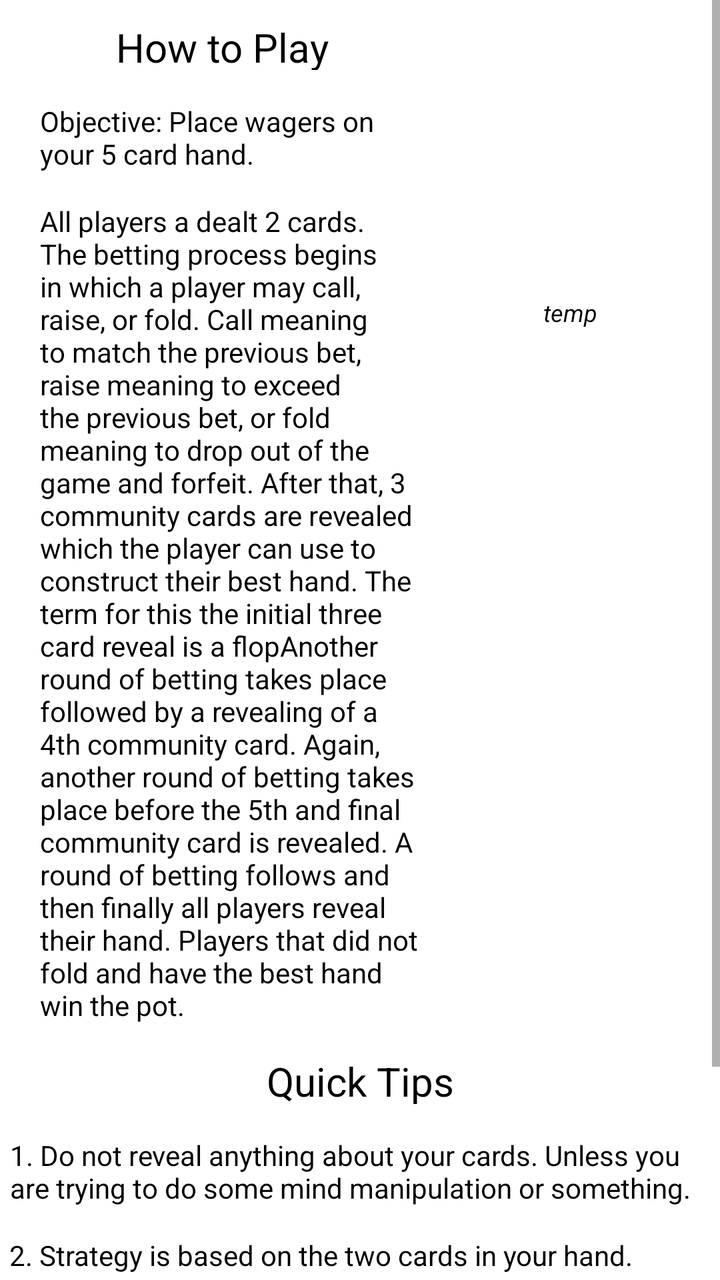
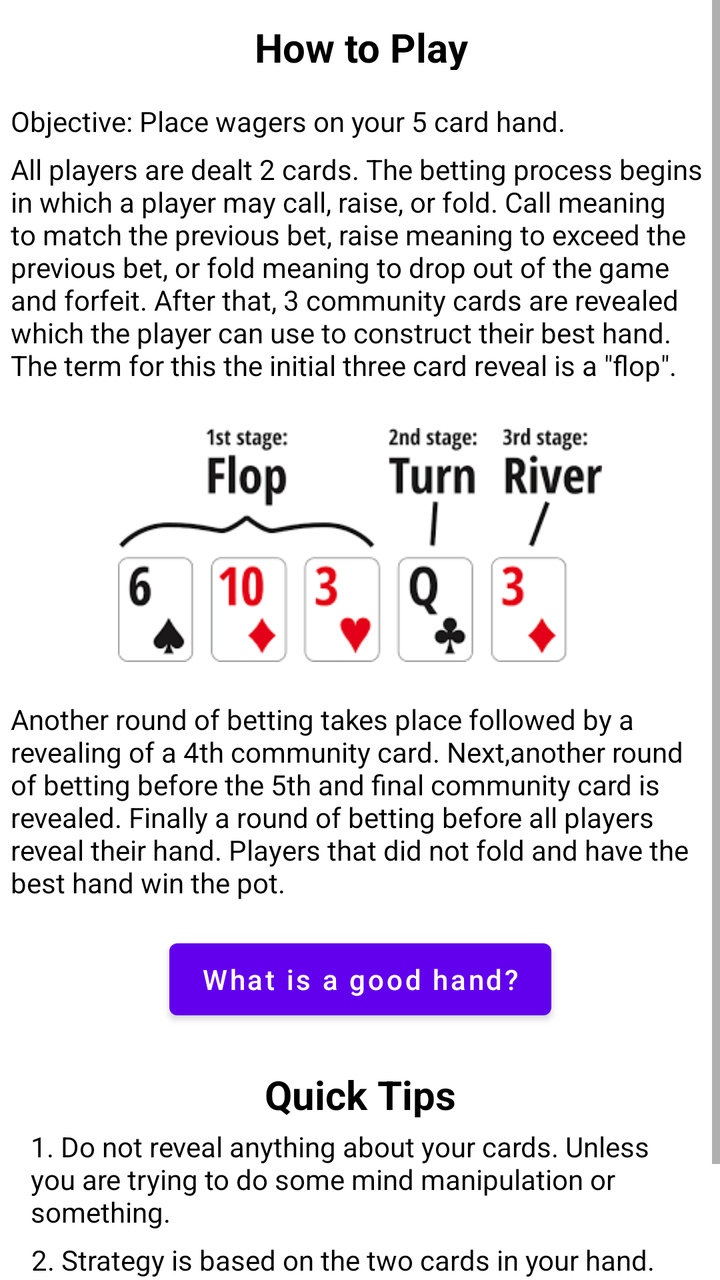

Before-and-after screenshots of an Android layout around one commit, followed by the original layout XML and the change that was made.
<!-- AndroidManifest.xml: application theme Theme.GamblingBadger -->
<!-- res/layout/fragment_t_x_tip.xml -->
<?xml version="1.0" encoding="utf-8"?>
<androidx.constraintlayout.widget.ConstraintLayout xmlns:android="http://schemas.android.com/apk/res/android"
    xmlns:app="http://schemas.android.com/apk/res-auto"
    xmlns:tools="http://schemas.android.com/tools"
    android:layout_width="match_parent"
    android:layout_height="match_parent"
    tools:context=".tips.TXTipFrag" >

    <ScrollView
        android:layout_width="match_parent"
        android:layout_height="wrap_content"
        app:layout_constraintBottom_toBottomOf="parent"
        app:layout_constraintEnd_toEndOf="parent"
        app:layout_constraintHorizontal_bias="0.5"
        app:layout_constraintStart_toStartOf="parent"
        app:layout_constraintTop_toTopOf="parent"
        app:layout_constraintVertical_bias="0.5">

        <androidx.constraintlayout.widget.ConstraintLayout
            android:layout_width="match_parent"
            android:layout_height="wrap_content"
            app:layout_constraintBottom_toBottomOf="parent"
            app:layout_constraintEnd_toEndOf="parent"
            app:layout_constraintHorizontal_bias="0.5"
            app:layout_constraintStart_toStartOf="parent"
            app:layout_constraintTop_toTopOf="parent"
            app:layout_constraintVertical_bias="0.5"
            tools:layout_editor_absoluteY="114dp">

            <TextView
                android:id="@+id/t4"
                android:layout_width="350dp"
                android:layout_height="50dp"
                android:text="@string/txHoldemTip4"
                android:textAlignment="textStart"
                android:textColor="#000000"
                android:textSize="14sp"
                app:layout_constraintEnd_toEndOf="parent"
                app:layout_constraintHorizontal_bias="0.491"
                app:layout_constraintStart_toStartOf="parent"
                app:layout_constraintTop_toBottomOf="@+id/t3" />

            <TextView
                android:id="@+id/t3"
                android:layout_width="350dp"
                android:layout_height="50dp"
                android:text="@string/txHoldemTip3"
                android:textAlignment="textStart"
                android:textColor="#000000"
                android:textSize="14sp"
                app:layout_constraintEnd_toEndOf="parent"
                app:layout_constraintHorizontal_bias="0.483"
                app:layout_constraintStart_toStartOf="parent"
                app:layout_constraintTop_toBottomOf="@+id/t2" />

            <TextView
                android:id="@+id/t2"
                android:layout_width="350dp"
                android:layout_height="50dp"
                android:text="@string/txHoldemTip2"
                android:textAlignment="textStart"
                android:textColor="#000000"
                android:textSize="14sp"
                app:layout_constraintEnd_toEndOf="parent"
                app:layout_constraintHorizontal_bias="0.483"
                app:layout_constraintStart_toStartOf="parent"
                app:layout_constraintTop_toBottomOf="@+id/t1" />

            <TextView
                android:id="@+id/t1"
                android:layout_width="350dp"
                android:layout_height="50dp"
                android:layout_marginTop="16dp"
                android:text="@string/txHoldemTip1"
                android:textAlignment="textStart"
                android:textColor="#000000"
                android:textSize="14sp"
                app:layout_constraintEnd_toEndOf="parent"
                app:layout_constraintHorizontal_bias="0.491"
                app:layout_constraintStart_toStartOf="parent"
                app:layout_constraintTop_toBottomOf="@+id/qt" />

            <TextView
                android:id="@+id/qt"
                android:layout_width="190dp"
                android:layout_height="25dp"
                android:layout_marginTop="15dp"
                android:text="@string/quickTips"
                android:textAlignment="center"
                android:textColor="#000000"
                android:textSize="20sp"
                app:layout_constraintEnd_toEndOf="parent"
                app:layout_constraintStart_toStartOf="parent"
                app:layout_constraintTop_toBottomOf="@+id/bt" />

            <TextView
                android:id="@+id/st"
                android:layout_width="149dp"
                android:layout_height="wrap_content"
                android:layout_marginTop="148dp"
                android:text="temp"
                android:textAlignment="center"
                android:textColor="#000000"
                android:textSize="12sp"
                android:textStyle="italic"
                app:layout_constraintEnd_toEndOf="parent"
                app:layout_constraintStart_toEndOf="@+id/bt"
                app:layout_constraintTop_toTopOf="parent" />

            <TextView
                android:id="@+id/bt"
                android:layout_width="190dp"
                android:layout_height="wrap_content"
                android:layout_marginStart="20dp"
                android:text="@string/txHoldemBasics"
                android:textAlignment="textStart"
                android:textColor="#000000"
                android:textSize="14sp"
                app:layout_constraintStart_toStartOf="parent"
                app:layout_constraintTop_toBottomOf="@+id/obt" />

            <TextView
                android:id="@+id/obt"
                android:layout_width="190dp"
                android:layout_height="50dp"
                android:layout_marginStart="20dp"
                android:layout_marginTop="16dp"
                android:text="@string/txHoldemObjective"
                android:textAlignment="textStart"
                android:textColor="#000000"
                android:textSize="14sp"
                app:layout_constraintStart_toStartOf="parent"
                app:layout_constraintTop_toBottomOf="@+id/htp" />

            <TextView
                android:id="@+id/htp"
                android:layout_width="190dp"
                android:layout_height="25dp"
                android:layout_marginStart="16dp"
                android:layout_marginTop="10dp"
                android:text="@string/howToPlay"
                android:textAlignment="center"
                android:textColor="#000000"
                android:textSize="20sp"
                app:layout_constraintStart_toStartOf="parent"
                app:layout_constraintTop_toTopOf="parent" />

        </androidx.constraintlayout.widget.ConstraintLayout>
    </ScrollView>
</androidx.constraintlayout.widget.ConstraintLayout>
<!-- resources referenced by this layout -->
<resources>
  <string name="howToPlay">How to Play</string>
  <string name="quickTips">Quick Tips</string>
  <string name="txHoldemBasics">All players a dealt 2 cards. The betting process begins in which a player may  call, raise, or fold. Call meaning to match the previous bet, raise meaning to exceed the previous bet, or fold meaning to drop out of the game and forfeit.
          After that, 3 community cards are revealed which the player can use to construct their best hand. The term for this the initial three card reveal is a "flop" Another round of betting takes place followed by a revealing of a 4th community card. Again, another round of betting takes place before the 5th and final community card is revealed. A round of betting follows and then finally all players reveal their hand. Players that did not fold and have the best hand win the pot.</string>
  <string name="txHoldemObjective">Objective: Place wagers on your 5 card hand.  </string>
  <string name="txHoldemTip1">1. Do not reveal anything about your cards. Unless you are trying to do some mind manipulation or something.</string>
  <string name="txHoldemTip2">2. Strategy is based on the two cards in your hand.</string>
  <string name="txHoldemTip3">3. Do not be afraid to cut losses after seeing the flop.</string>
  <string name="txHoldemTip4">4. As the number of players decrease, the probability of a strong hand increases.</string>
  <style name="Theme.GamblingBadger" parent="Theme.MaterialComponents.DayNight.DarkActionBar">
          
          <item name="colorPrimary">@color/purple_500</item>
          <item name="colorPrimaryVariant">@color/purple_700</item>
          <item name="colorOnPrimary">@color/white</item>
          
          <item name="colorSecondary">@color/teal_200</item>
          <item name="colorSecondaryVariant">@color/teal_700</item>
          <item name="colorOnSecondary">@color/black</item>
          
          <item name="android:statusBarColor" tools:targetApi="l">?attr/colorPrimaryVariant</item>
          
      </style>
  <color name="purple_500">#FF6200EE</color>
  <color name="purple_700">#FF3700B3</color>
  <color name="white">#FFFFFFFF</color>
  <color name="teal_200">#FF03DAC5</color>
  <color name="teal_700">#FF018786</color>
  <color name="black">#FF000000</color>
</resources>

<!-- the commit's change to res/layout/fragment_t_x_tip.xml (unified diff, before → after) -->
@@ -4,7 +4,7 @@
     xmlns:tools="http://schemas.android.com/tools"
     android:layout_width="match_parent"
     android:layout_height="match_parent"
-    tools:context=".tips.TXTipFrag" >
+    tools:context=".tips.TXTipFrag">
 
     <ScrollView
         android:layout_width="match_parent"
@@ -28,9 +28,29 @@
             tools:layout_editor_absoluteY="114dp">
 
             <TextView
+                android:id="@+id/bt2"
+                android:layout_width="370dp"
+                android:layout_height="wrap_content"
+                android:layout_marginStart="20dp"
+                android:layout_marginTop="12dp"
+                android:layout_marginEnd="20dp"
+                android:paddingHorizontal="10dp"
+                android:text="@string/txHoldemBasicspt2"
+                android:textAlignment="textStart"
+                android:textColor="#000000"
+                android:textSize="14sp"
+                app:layout_constraintEnd_toEndOf="parent"
+                app:layout_constraintStart_toStartOf="parent"
+                app:layout_constraintTop_toBottomOf="@+id/imageView3" />
+
+            <TextView
                 android:id="@+id/t4"
                 android:layout_width="350dp"
-                android:layout_height="50dp"
+                android:layout_height="wrap_content"
+                android:layout_marginStart="20dp"
+                android:layout_marginTop="5dp"
+                android:layout_marginEnd="20dp"
+                android:paddingHorizontal="10dp"
                 android:text="@string/txHoldemTip4"
                 android:textAlignment="textStart"
                 android:textColor="#000000"
@@ -43,7 +63,11 @@
             <TextView
                 android:id="@+id/t3"
                 android:layout_width="350dp"
-                android:layout_height="50dp"
+                android:layout_height="wrap_content"
+                android:layout_marginStart="20dp"
+                android:layout_marginTop="5dp"
+                android:layout_marginEnd="20dp"
+                android:paddingHorizontal="10dp"
                 android:text="@string/txHoldemTip3"
                 android:textAlignment="textStart"
                 android:textColor="#000000"
@@ -56,7 +80,11 @@
             <TextView
                 android:id="@+id/t2"
                 android:layout_width="350dp"
-                android:layout_height="50dp"
+                android:layout_height="wrap_content"
+                android:layout_marginStart="20dp"
+                android:layout_marginTop="5dp"
+                android:layout_marginEnd="20dp"
+                android:paddingHorizontal="10dp"
                 android:text="@string/txHoldemTip2"
                 android:textAlignment="textStart"
                 android:textColor="#000000"
@@ -69,8 +97,11 @@
             <TextView
                 android:id="@+id/t1"
                 android:layout_width="350dp"
-                android:layout_height="50dp"
-                android:layout_marginTop="16dp"
+                android:layout_height="wrap_content"
+                android:layout_marginStart="20dp"
+                android:layout_marginTop="5dp"
+                android:layout_marginEnd="20dp"
+                android:paddingHorizontal="10dp"
                 android:text="@string/txHoldemTip1"
                 android:textAlignment="textStart"
                 android:textColor="#000000"
@@ -84,66 +115,87 @@
                 android:id="@+id/qt"
                 android:layout_width="190dp"
                 android:layout_height="25dp"
-                android:layout_marginTop="15dp"
+                android:layout_marginTop="20dp"
+                android:paddingHorizontal="10dp"
                 android:text="@string/quickTips"
                 android:textAlignment="center"
                 android:textColor="#000000"
                 android:textSize="20sp"
-                app:layout_constraintEnd_toEndOf="parent"
-                app:layout_constraintStart_toStartOf="parent"
-                app:layout_constraintTop_toBottomOf="@+id/bt" />
-
-            <TextView
-                android:id="@+id/st"
-                android:layout_width="149dp"
-                android:layout_height="wrap_content"
-                android:layout_marginTop="148dp"
-                android:text="temp"
-                android:textAlignment="center"
-                android:textColor="#000000"
-                android:textSize="12sp"
-                android:textStyle="italic"
-                app:layout_constraintEnd_toEndOf="parent"
-                app:layout_constraintStart_toEndOf="@+id/bt"
-                app:layout_constraintTop_toTopOf="parent" />
+                android:textStyle="bold"
+                app:layout_constraintEnd_toEndOf="parent"
+                app:layout_constraintStart_toStartOf="parent"
+                app:layout_constraintTop_toBottomOf="@+id/whatisagoodhandbutton" />
 
             <TextView
                 android:id="@+id/bt"
-                android:layout_width="190dp"
-                android:layout_height="wrap_content"
-                android:layout_marginStart="20dp"
+                android:layout_width="370dp"
+                android:layout_height="wrap_content"
+                android:layout_marginTop="5dp"
+                android:paddingHorizontal="10dp"
                 android:text="@string/txHoldemBasics"
                 android:textAlignment="textStart"
                 android:textColor="#000000"
                 android:textSize="14sp"
+                app:layout_constraintEnd_toEndOf="parent"
+                app:layout_constraintHorizontal_bias="0.5"
                 app:layout_constraintStart_toStartOf="parent"
                 app:layout_constraintTop_toBottomOf="@+id/obt" />
 
             <TextView
                 android:id="@+id/obt"
-                android:layout_width="190dp"
-                android:layout_height="50dp"
-                android:layout_marginStart="20dp"
+                android:layout_width="370dp"
+                android:layout_height="wrap_content"
                 android:layout_marginTop="16dp"
+                android:paddingHorizontal="10dp"
                 android:text="@string/txHoldemObjective"
                 android:textAlignment="textStart"
                 android:textColor="#000000"
                 android:textSize="14sp"
+                app:layout_constraintEnd_toEndOf="parent"
+                app:layout_constraintHorizontal_bias="0.5"
                 app:layout_constraintStart_toStartOf="parent"
                 app:layout_constraintTop_toBottomOf="@+id/htp" />
 
             <TextView
                 android:id="@+id/htp"
-                android:layout_width="190dp"
+                android:layout_width="370dp"
                 android:layout_height="25dp"
-                android:layout_marginStart="16dp"
                 android:layout_marginTop="10dp"
+                android:paddingHorizontal="10dp"
                 android:text="@string/howToPlay"
                 android:textAlignment="center"
                 android:textColor="#000000"
                 android:textSize="20sp"
+                android:textStyle="bold"
+                app:layout_constraintEnd_toEndOf="parent"
+                app:layout_constraintHorizontal_bias="0.5"
                 app:layout_constraintStart_toStartOf="parent"
                 app:layout_constraintTop_toTopOf="parent" />
+
+            <ImageView
+                android:id="@+id/imageView3"
+                android:layout_width="262dp"
+                android:layout_height="131dp"
+                android:layout_marginTop="15dp"
+                android:contentDescription="@string/txHoldemBasics"
+                android:paddingHorizontal="10dp"
+                android:src="@drawable/flop_turn_river"
+                app:layout_constraintEnd_toEndOf="parent"
+                app:layout_constraintHorizontal_bias="0.5"
+                app:layout_constraintStart_toStartOf="parent"
+                app:layout_constraintTop_toBottomOf="@+id/bt" />
+
+            <Button
+                android:id="@+id/whatisagoodhandbutton"
+                android:layout_width="wrap_content"
+                android:layout_height="wrap_content"
+                android:layout_marginTop="15dp"
+                android:text="What is a good hand?"
+                android:textAllCaps="false"
+                app:layout_constraintEnd_toEndOf="parent"
+                app:layout_constraintHorizontal_bias="0.5"
+                app:layout_constraintStart_toStartOf="parent"
+                app:layout_constraintTop_toBottomOf="@+id/bt2" />
 
         </androidx.constraintlayout.widget.ConstraintLayout>
     </ScrollView>
<!-- resource entries referenced after the edit -->
@@ -1,9 +1,10 @@
 <!-- resources referenced by this layout -->
 <resources>
+  <!-- drawable flop_turn_river: png bitmap (drawable, 6927 bytes) -->
   <string name="howToPlay">How to Play</string>
   <string name="quickTips">Quick Tips</string>
-  <string name="txHoldemBasics">All players a dealt 2 cards. The betting process begins in which a player may  call, raise, or fold. Call meaning to match the previous bet, raise meaning to exceed the previous bet, or fold meaning to drop out of the game and forfeit.
-          After that, 3 community cards are revealed which the player can use to construct their best hand. The term for this the initial three card reveal is a "flop" Another round of betting takes place followed by a revealing of a 4th community card. Again, another round of betting takes place before the 5th and final community card is revealed. A round of betting follows and then finally all players reveal their hand. Players that did not fold and have the best hand win the pot.</string>
+  <string name="txHoldemBasics">All players are dealt 2 cards. The betting process begins in which a player may  call, raise, or fold. Call meaning to match the previous bet, raise meaning to exceed the previous bet, or fold meaning to drop out of the game and forfeit. After that, 3 community cards are revealed which the player can use to construct their best hand. The term for this the initial three card reveal is a \"flop\".</string>
+  <string name="txHoldemBasicspt2">Another round of betting takes place followed by a revealing of a 4th community card. Next,another round of betting before the 5th and final community card is revealed. Finally a round of betting before all players reveal their hand. Players that did not fold and have the best hand win the pot.</string>
   <string name="txHoldemObjective">Objective: Place wagers on your 5 card hand.  </string>
   <string name="txHoldemTip1">1. Do not reveal anything about your cards. Unless you are trying to do some mind manipulation or something.</string>
   <string name="txHoldemTip2">2. Strategy is based on the two cards in your hand.</string>
